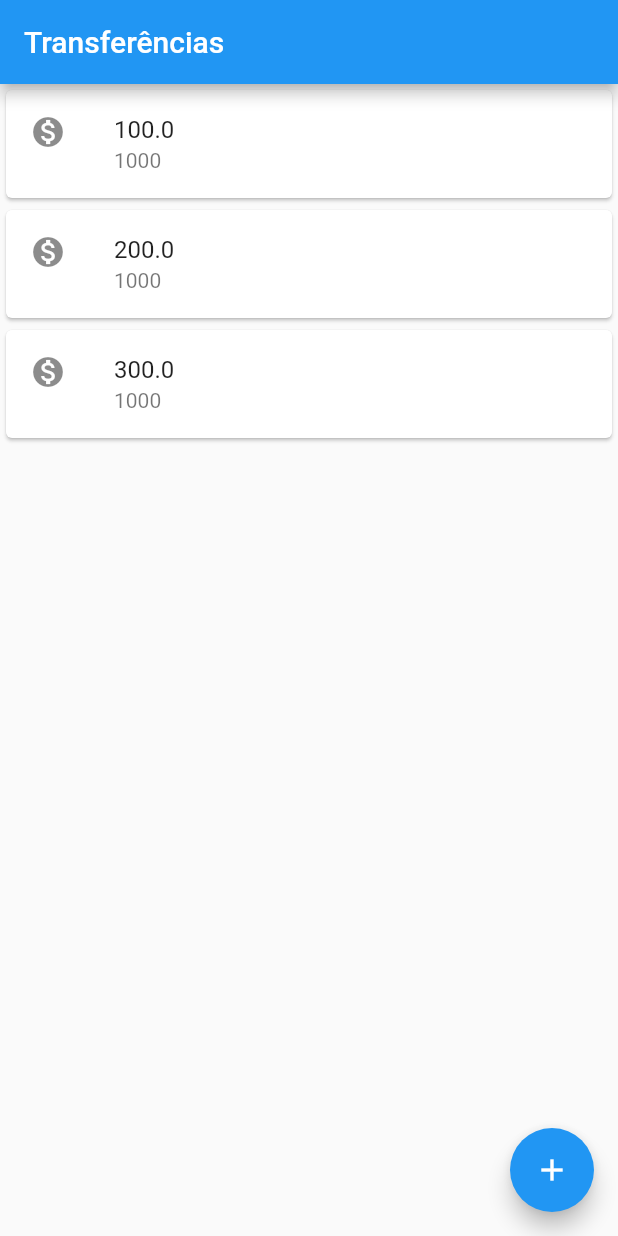
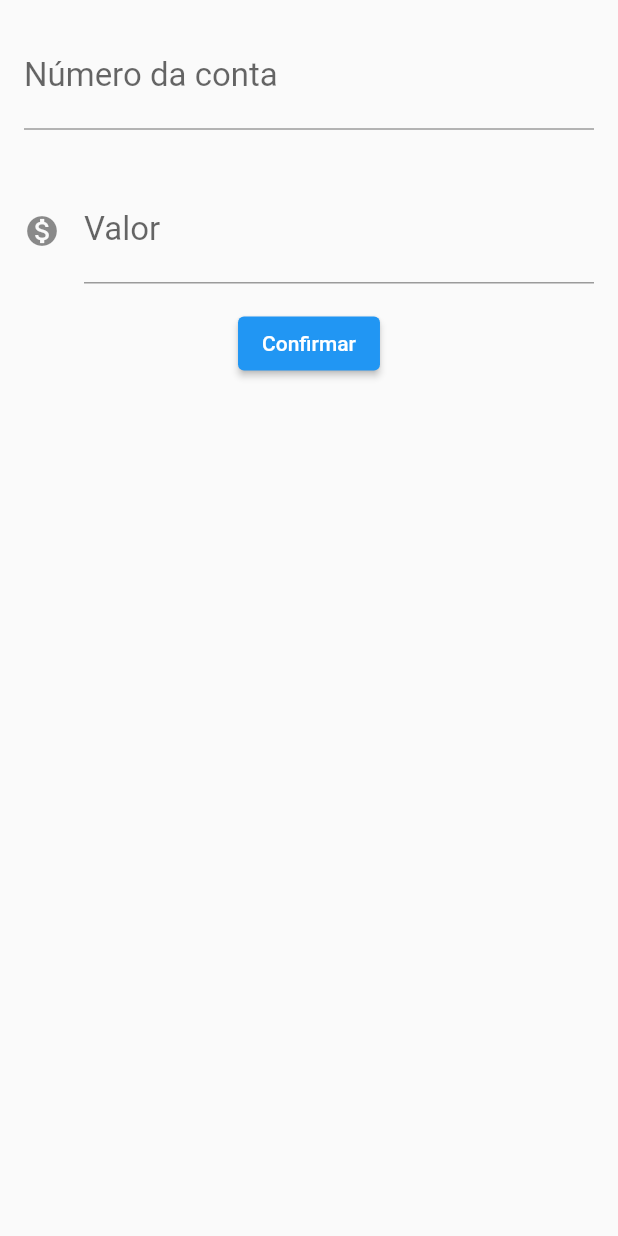
Before and after one commit to MauricioDolacio/bytebank, a Flutter app: the screen it shows after launch, on a phone screen of 412 x 824 dp. Run offline on Flutter 3.47's test engine with Material 2 defaults, Android fonts, the phone set to English and light mode, and no system bars.

Commit message:
Refatoração do Código

```diff
--- a/lib/main.dart
+++ b/lib/main.dart
@@ -1,33 +1,111 @@
 import 'package:flutter/material.dart';
 
-void main() => runApp(MaterialApp(
+void main() =>
+    runApp(BytebankApp()); //Colocar dessa forma faz o Hot Reload funcionar
+
+//Aplicativo
+class BytebankApp extends StatelessWidget {
+  @override
+  Widget build(BuildContext context) {
+    return MaterialApp(
       home: Scaffold(
-        //Lista de Cards
-        body: ListaTransferencias(),
+        body: FormularioTransferencia(),
+      ),
+    );
+  }
+}
 
-        //Barra de cima
-        appBar: AppBar(
-          title: Text('Transferências'),
-        ),
+//Tela: Formulario de Transferencia
+class FormularioTransferencia extends StatelessWidget {
+  //Criando controladores (recebem as informações dos campos)
+  final TextEditingController _controladorCampoNumeroConta =
+      TextEditingController();
+  final TextEditingController _controladorCampoValor = TextEditingController();
 
-        //Botão '+'
-        floatingActionButton: FloatingActionButton(
-          onPressed: () {},
-          child: Icon(Icons.add),
-        ),
-      ),
-    ));
-
-//Lista de Cards de transferencias
-class ListaTransferencias extends StatelessWidget {
   @override
   Widget build(BuildContext context) {
     return Column(
       children: [
-        ItemTransferencia(Transferencia(100.00, 1000)),
-        ItemTransferencia(Transferencia(200.00, 1000)),
-        ItemTransferencia(Transferencia(300.00, 1000)),
+        //Campo Numero da Conta
+        Editor(
+            controlador: _controladorCampoNumeroConta,
+            rotulo: 'Número da conta',
+            dica: '0000'),
+        //Campo Valor
+        Editor(
+            controlador: _controladorCampoValor,
+            rotulo: 'Valor',
+            dica: '0.00',
+            icone: Icons.monetization_on),
+        //Botão Confirmar
+        ElevatedButton(
+          child: const Text('Confirmar'),
+          onPressed: () => _criaTransferencia(),
+        )
       ],
+    );
+  }
+
+  //Método que cria as transferencias
+  void _criaTransferencia() {
+    final int? numeroConta = int.tryParse(_controladorCampoNumeroConta.text);
+    final double? valor = double.tryParse(_controladorCampoValor.text);
+    final transferenciaCriada = Transferencia(valor!, numeroConta!);
+    debugPrint('$transferenciaCriada');
+  }
+}
+
+class Editor extends StatelessWidget {
+  final TextEditingController? controlador;
+  final String? rotulo;
+  final String? dica;
+  final IconData? icone;
+
+  Editor({this.controlador, this.rotulo, this.dica, this.icone});
+
+  @override
+  Widget build(BuildContext context) {
+    return Padding(
+      //Margens
+      padding:
+          const EdgeInsets.all(16.0), //all coloca margens por todas as direções
+      child: TextField(
+        controller: controlador,
+        style: const TextStyle(fontSize: 22.0),
+        decoration: InputDecoration(
+            icon: icone != null ? Icon(icone) : null,
+            labelText: rotulo,
+            hintText: dica),
+        keyboardType: TextInputType.number,
+      ),
+    );
+  }
+}
+
+//Tela: Lista de Transferencias
+class ListaTransferencias extends StatelessWidget {
+  @override
+  Widget build(BuildContext context) {
+    return Scaffold(
+      //Barra de cima
+      appBar: AppBar(
+        title: const Text('Transferências'),
+      ),
+
+      //Coluna de Cards
+      body: Column(
+        children: [
+          ItemTransferencia(Transferencia(100.00, 1000)),
+          ItemTransferencia(Transferencia(200.00, 1000)),
+          ItemTransferencia(Transferencia(300.00, 1000)),
+        ],
+      ),
+
+      //Botão '+'
+      floatingActionButton: FloatingActionButton(
+        onPressed: () {},
+        child: const Icon(Icons.add),
+      ),
     );
   }
 }
@@ -46,7 +124,7 @@ class ItemTransferencia extends StatelessWidget {
   Widget build(BuildContext context) {
     return Card(
         child: ListTile(
-      leading: Icon(Icons.monetization_on),
+      leading: const Icon(Icons.monetization_on),
       title: Text(_transferencia.valor.toString()),
       subtitle: Text(_transferencia.numeroConta.toString()),
     ));
@@ -59,4 +137,9 @@ class Transferencia {
   final int numeroConta;
 
   Transferencia(this.valor, this.numeroConta);
+
+  @override
+  String toString() {
+    return 'Transferencia{valor: $valor, numeroConta: $numeroConta}';
+  }
 }
```
